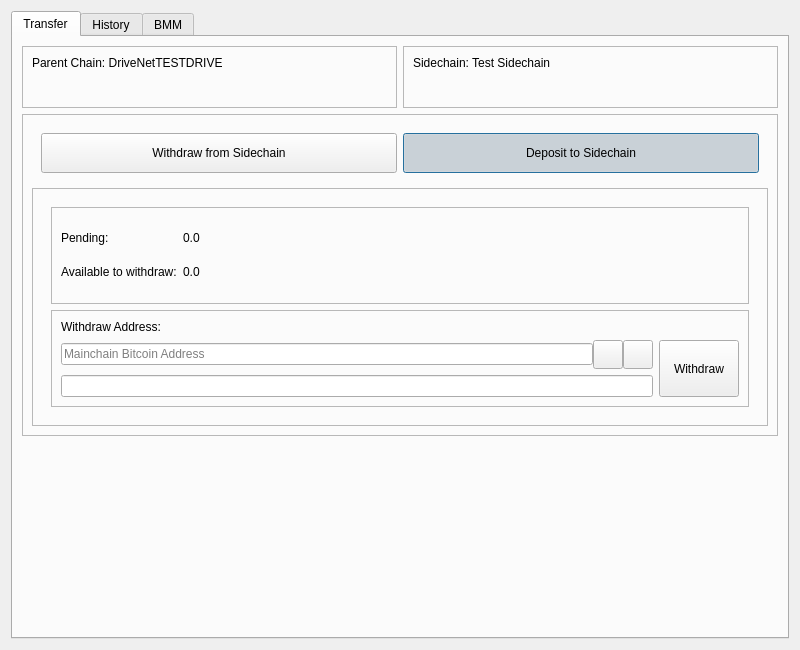
First picture: the form in src/qt/forms/sidechainpage.ui, repository skydogenet/sidechains, before the edit.
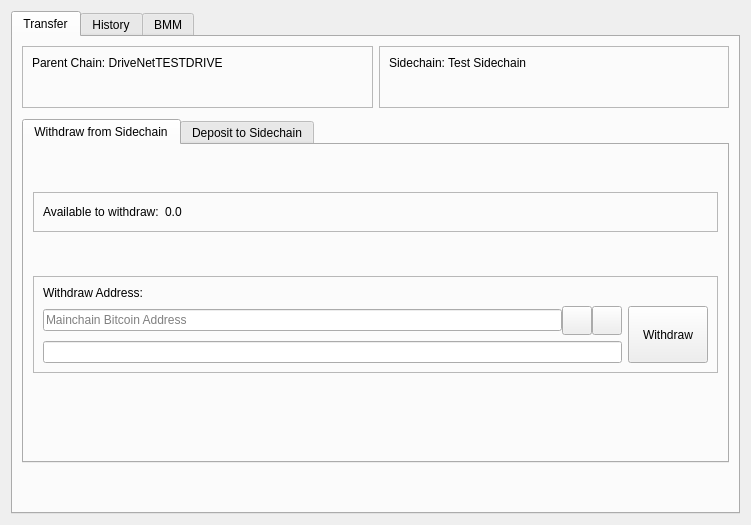
Second picture: the form after the edit. The open tabs and pages were chosen to show the change. Icons and pictures are not drawn. Custom widgets are drawn as their Qt base class.

Commit message:
GUI style, sidechain page, chainparams updates
* Change single color overview icons to red
* Update chainparams
* Clean up sidechain page (especially for non-kde platforms)

The edit to the form file:
```diff
--- a/src/qt/forms/sidechainpage.ui
+++ b/src/qt/forms/sidechainpage.ui
@@ -6,8 +6,8 @@
    <rect>
     <x>0</x>
     <y>0</y>
-    <width>800</width>
-    <height>650</height>
+    <width>751</width>
+    <height>525</height>
    </rect>
   </property>
   <property name="windowTitle">
@@ -31,163 +31,58 @@
        <string>Transfer</string>
       </attribute>
       <layout class="QGridLayout" name="gridLayout">
-       <item row="0" column="1">
-        <widget class="QFrame" name="frame_2">
-         <property name="frameShape">
-          <enum>QFrame::StyledPanel</enum>
-         </property>
-         <property name="frameShadow">
-          <enum>QFrame::Raised</enum>
-         </property>
-         <layout class="QGridLayout" name="gridLayout_3">
-          <item row="0" column="0">
-           <widget class="QLabel" name="label_2">
-            <property name="text">
-             <string>Sidechain: Test Sidechain</string>
-            </property>
-           </widget>
-          </item>
-          <item row="1" column="0">
-           <widget class="QPushButton" name="pushButtonSidechain">
-            <property name="text">
-             <string/>
-            </property>
-            <property name="icon">
-             <iconset resource="../bitcoin.qrc">
-              <normaloff>:/icons/about</normaloff>:/icons/about</iconset>
-            </property>
-            <property name="iconSize">
-             <size>
-              <width>128</width>
-              <height>128</height>
-             </size>
-            </property>
-            <property name="flat">
-             <bool>true</bool>
-            </property>
-           </widget>
-          </item>
-         </layout>
-        </widget>
-       </item>
-       <item row="1" column="0" colspan="2">
-        <widget class="QFrame" name="frame_3">
-         <property name="frameShape">
-          <enum>QFrame::StyledPanel</enum>
-         </property>
-         <property name="frameShadow">
-          <enum>QFrame::Raised</enum>
-         </property>
-         <layout class="QVBoxLayout" name="verticalLayout_4">
-          <item>
-           <widget class="QFrame" name="frame_4">
-            <property name="frameShape">
-             <enum>QFrame::NoFrame</enum>
-            </property>
-            <property name="frameShadow">
-             <enum>QFrame::Raised</enum>
-            </property>
-            <layout class="QHBoxLayout" name="horizontalLayout">
-             <item>
-              <widget class="QPushButton" name="pushButtonWithdraw">
-               <property name="minimumSize">
-                <size>
-                 <width>0</width>
-                 <height>40</height>
-                </size>
-               </property>
-               <property name="text">
-                <string>Withdraw from Sidechain</string>
-               </property>
-               <property name="icon">
-                <iconset resource="../bitcoin.qrc">
-                 <normaloff>:/icons/left</normaloff>:/icons/left</iconset>
-               </property>
-               <property name="iconSize">
-                <size>
-                 <width>32</width>
-                 <height>32</height>
-                </size>
-               </property>
-               <property name="checkable">
-                <bool>true</bool>
-               </property>
-               <property name="autoExclusive">
-                <bool>true</bool>
-               </property>
-              </widget>
-             </item>
-             <item>
-              <widget class="QPushButton" name="pushButtonDeposit">
-               <property name="minimumSize">
-                <size>
-                 <width>0</width>
-                 <height>40</height>
-                </size>
-               </property>
-               <property name="layoutDirection">
-                <enum>Qt::RightToLeft</enum>
-               </property>
-               <property name="text">
-                <string>Deposit to Sidechain</string>
-               </property>
-               <property name="icon">
-                <iconset resource="../bitcoin.qrc">
-                 <normaloff>:/icons/right</normaloff>:/icons/right</iconset>
-               </property>
-               <property name="iconSize">
-                <size>
-                 <width>32</width>
-                 <height>32</height>
-                </size>
-               </property>
-               <property name="checkable">
-                <bool>true</bool>
-               </property>
-               <property name="checked">
-                <bool>true</bool>
-               </property>
-               <property name="autoExclusive">
-                <bool>true</bool>
-               </property>
-               <property name="autoDefault">
+       <item row="3" column="0" colspan="2">
+        <widget class="QTabWidget" name="tabWidgetTransfer">
+         <property name="autoFillBackground">
                 <bool>false</bool>
                </property>
-               <property name="default">
-                <bool>true</bool>
-               </property>
-              </widget>
-             </item>
-            </layout>
-           </widget>
-          </item>
-          <item>
-           <widget class="QFrame" name="frame_5">
-            <property name="frameShape">
-             <enum>QFrame::StyledPanel</enum>
-            </property>
-            <property name="frameShadow">
-             <enum>QFrame::Raised</enum>
-            </property>
-            <layout class="QGridLayout" name="gridLayout_9">
-             <item row="0" column="0">
-              <widget class="QStackedWidget" name="stackedWidget">
+         <property name="tabPosition">
+          <enum>QTabWidget::North</enum>
+         </property>
+         <property name="tabShape">
+          <enum>QTabWidget::Rounded</enum>
+         </property>
                <property name="currentIndex">
                 <number>1</number>
                </property>
-               <widget class="QWidget" name="pageWithdraw">
-                <layout class="QVBoxLayout" name="verticalLayout_3">
+         <property name="iconSize">
+          <size>
+           <width>32</width>
+           <height>32</height>
+          </size>
+         </property>
+         <property name="tabBarAutoHide">
+          <bool>true</bool>
+         </property>
+         <widget class="QWidget" name="Withdraw">
+          <attribute name="icon">
+           <iconset resource="../bitcoin.qrc">
+            <normaloff>:/icons/left</normaloff>:/icons/left</iconset>
+          </attribute>
+          <attribute name="title">
+           <string>Withdraw from Sidechain</string>
+          </attribute>
+          <attribute name="toolTip">
+           <string>Withdraw from the Sidechain to the parent chain (DriveNetTESTDRIVE)</string>
+          </attribute>
+          <layout class="QVBoxLayout" name="verticalLayout_11">
                  <item>
                   <widget class="QFrame" name="frame_7">
+             <property name="sizePolicy">
+              <sizepolicy hsizetype="Preferred" vsizetype="Maximum">
+               <horstretch>0</horstretch>
+               <verstretch>0</verstretch>
+              </sizepolicy>
+             </property>
                    <property name="frameShape">
                     <enum>QFrame::StyledPanel</enum>
                    </property>
                    <property name="frameShadow">
                     <enum>QFrame::Raised</enum>
                    </property>
-                   <layout class="QGridLayout" name="gridLayout_4">
-                    <item row="0" column="0">
-                     <widget class="QLabel" name="label_5">
+             <layout class="QHBoxLayout" name="horizontalLayout_2">
+              <item>
+               <widget class="QLabel" name="label_7">
                       <property name="sizePolicy">
                        <sizepolicy hsizetype="Preferred" vsizetype="Maximum">
                         <horstretch>0</horstretch>
@@ -195,11 +90,11 @@
                        </sizepolicy>
                       </property>
                       <property name="text">
-                       <string>Pending:</string>
+                 <string>Available to withdraw:</string>
                       </property>
                      </widget>
                     </item>
-                    <item row="1" column="1">
+              <item>
                      <widget class="QLabel" name="available">
                       <property name="sizePolicy">
                        <sizepolicy hsizetype="Preferred" vsizetype="Maximum">
@@ -212,20 +107,7 @@
                       </property>
                      </widget>
                     </item>
-                    <item row="0" column="1">
-                     <widget class="QLabel" name="pending">
-                      <property name="sizePolicy">
-                       <sizepolicy hsizetype="Preferred" vsizetype="Maximum">
-                        <horstretch>0</horstretch>
-                        <verstretch>0</verstretch>
-                       </sizepolicy>
-                      </property>
-                      <property name="text">
-                       <string>0.0</string>
-                      </property>
-                     </widget>
-                    </item>
-                    <item row="0" column="2" rowspan="2">
+              <item>
                      <spacer name="horizontalSpacer_2">
                       <property name="orientation">
                        <enum>Qt::Horizontal</enum>
@@ -241,24 +123,17 @@
                       </property>
                      </spacer>
                     </item>
-                    <item row="1" column="0">
-                     <widget class="QLabel" name="label_7">
-                      <property name="sizePolicy">
-                       <sizepolicy hsizetype="Preferred" vsizetype="Maximum">
-                        <horstretch>0</horstretch>
-                        <verstretch>0</verstretch>
-                       </sizepolicy>
-                      </property>
-                      <property name="text">
-                       <string>Available to withdraw:</string>
-                      </property>
-                     </widget>
-                    </item>
                    </layout>
                   </widget>
                  </item>
                  <item>
                   <widget class="QFrame" name="frame_8">
+             <property name="sizePolicy">
+              <sizepolicy hsizetype="Preferred" vsizetype="Maximum">
+               <horstretch>0</horstretch>
+               <verstretch>0</verstretch>
+              </sizepolicy>
+             </property>
                    <property name="frameShape">
                     <enum>QFrame::StyledPanel</enum>
                    </property>
@@ -359,10 +234,36 @@
                    </layout>
                   </widget>
                  </item>
-                </layout>
-               </widget>
-               <widget class="QWidget" name="pageDeposit">
-                <layout class="QHBoxLayout" name="horizontalLayout_5">
+           <item>
+            <spacer name="verticalSpacer_6">
+             <property name="orientation">
+              <enum>Qt::Vertical</enum>
+             </property>
+             <property name="sizeType">
+              <enum>QSizePolicy::Maximum</enum>
+             </property>
+             <property name="sizeHint" stdset="0">
+              <size>
+               <width>20</width>
+               <height>40</height>
+              </size>
+             </property>
+            </spacer>
+           </item>
+          </layout>
+         </widget>
+         <widget class="QWidget" name="Deposit">
+          <attribute name="icon">
+           <iconset resource="../bitcoin.qrc">
+            <normaloff>:/icons/right</normaloff>:/icons/right</iconset>
+          </attribute>
+          <attribute name="title">
+           <string>Deposit to Sidechain</string>
+          </attribute>
+          <attribute name="toolTip">
+           <string>Get an address to make a deposit from the parent chain to this Sidechain</string>
+          </attribute>
+          <layout class="QHBoxLayout" name="horizontalLayout_9">
                  <item>
                   <widget class="QFrame" name="frame_6">
                    <property name="sizePolicy">
@@ -467,12 +368,61 @@
                </widget>
               </widget>
              </item>
-            </layout>
+       <item row="0" column="1">
+        <widget class="QFrame" name="frame_2">
+         <property name="frameShape">
+          <enum>QFrame::StyledPanel</enum>
+         </property>
+         <property name="frameShadow">
+          <enum>QFrame::Raised</enum>
+         </property>
+         <layout class="QGridLayout" name="gridLayout_3">
+          <item row="0" column="0">
+           <widget class="QLabel" name="label_2">
+            <property name="text">
+             <string>Sidechain: Test Sidechain</string>
+            </property>
            </widget>
           </item>
+          <item row="1" column="0">
+           <widget class="QPushButton" name="pushButtonSidechain">
+            <property name="text">
+             <string/>
+            </property>
+            <property name="icon">
+             <iconset resource="../bitcoin.qrc">
+              <normaloff>:/icons/about</normaloff>:/icons/about</iconset>
+            </property>
+            <property name="iconSize">
+             <size>
+              <width>96</width>
+              <height>96</height>
+             </size>
+            </property>
+            <property name="flat">
+             <bool>true</bool>
+            </property>
+           </widget>
+          </item>
          </layout>
         </widget>
        </item>
+       <item row="4" column="0" colspan="2">
+        <spacer name="verticalSpacer_4">
+         <property name="orientation">
+          <enum>Qt::Vertical</enum>
+         </property>
+         <property name="sizeType">
+          <enum>QSizePolicy::Minimum</enum>
+         </property>
+         <property name="sizeHint" stdset="0">
+          <size>
+           <width>20</width>
+           <height>40</height>
+          </size>
+         </property>
+        </spacer>
+       </item>
        <item row="0" column="0">
         <widget class="QFrame" name="frame">
          <property name="frameShape">
@@ -500,8 +450,8 @@
             </property>
             <property name="iconSize">
              <size>
-              <width>128</width>
-              <height>128</height>
+              <width>96</width>
+              <height>96</height>
              </size>
             </property>
             <property name="flat">
@@ -512,15 +462,18 @@
          </layout>
         </widget>
        </item>
-       <item row="2" column="0" colspan="2">
-        <spacer name="verticalSpacer_4">
+       <item row="1" column="0" colspan="2">
+        <spacer name="verticalSpacer_5">
          <property name="orientation">
           <enum>Qt::Vertical</enum>
          </property>
+         <property name="sizeType">
+          <enum>QSizePolicy::Maximum</enum>
+         </property>
          <property name="sizeHint" stdset="0">
           <size>
-           <width>20</width>
-           <height>40</height>
+           <width>5</width>
+           <height>5</height>
           </size>
          </property>
         </spacer>
```
Left out of the diff: 8 changed lines with no effect on the pictures. Lines whose indentation alone changed are shown as unchanged. The commit also changes 7 other files.
